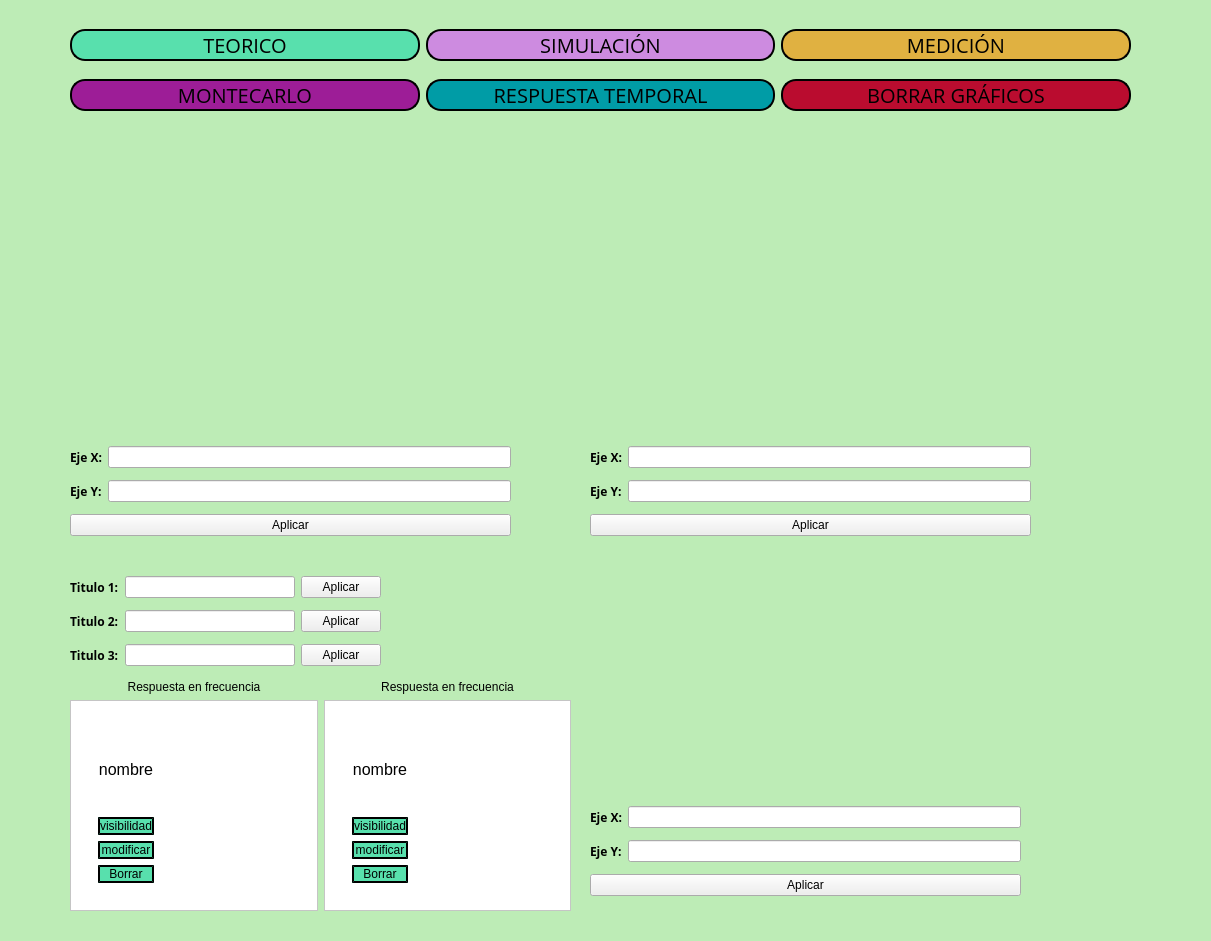
Above: frontend/menu.ui from odevincenti/TC-TP1 before the change. Below: the same form after it.
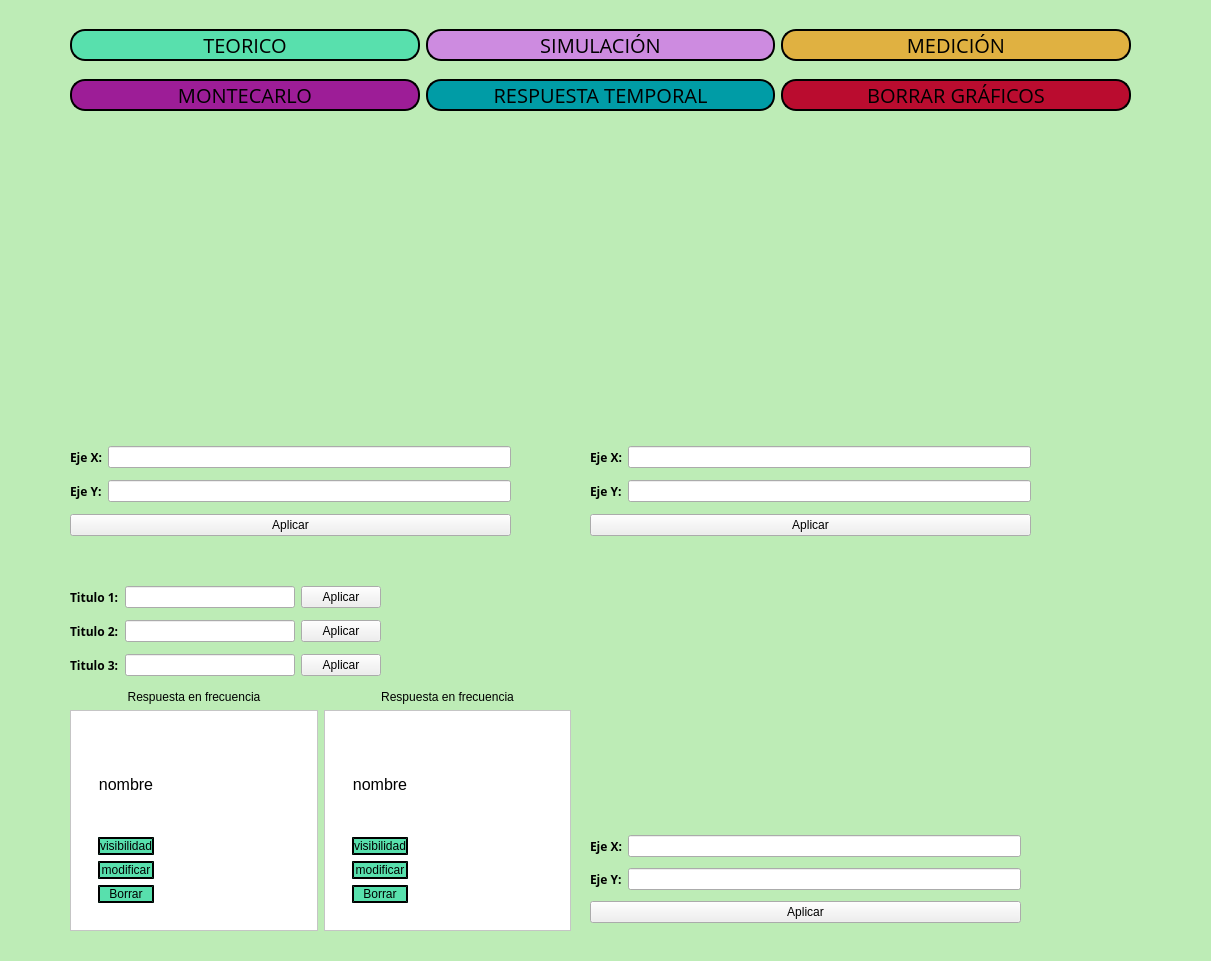
That is the form after the change. Custom widgets are drawn as their Qt base class.

```diff
--- a/frontend/menu.ui
+++ b/frontend/menu.ui
@@ -7,7 +7,7 @@
     <x>0</x>
     <y>0</y>
     <width>1211</width>
-    <height>941</height>
+    <height>961</height>
    </rect>
   </property>
   <property name="windowTitle">
@@ -20,7 +20,7 @@
       <x>0</x>
       <y>0</y>
       <width>1211</width>
-      <height>941</height>
+      <height>961</height>
      </rect>
     </property>
     <property name="styleSheet">
@@ -293,7 +293,7 @@
        <x>590</x>
        <y>550</y>
        <width>541</width>
-       <height>251</height>
+       <height>281</height>
       </rect>
      </property>
     </widget>
@@ -365,9 +365,9 @@
      <property name="geometry">
       <rect>
        <x>590</x>
-       <y>800</y>
+       <y>830</y>
        <width>431</width>
-       <height>105</height>
+       <height>101</height>
       </rect>
      </property>
      <layout class="QVBoxLayout" name="verticalLayout_8">
@@ -429,7 +429,7 @@
      <property name="geometry">
       <rect>
        <x>70</x>
-       <y>570</y>
+       <y>580</y>
        <width>311</width>
        <height>104</height>
       </rect>
@@ -525,9 +525,9 @@
      <property name="geometry">
       <rect>
        <x>70</x>
-       <y>680</y>
+       <y>690</y>
        <width>501</width>
-       <height>231</height>
+       <height>241</height>
       </rect>
      </property>
      <layout class="QGridLayout" name="gridLayout_3">
@@ -575,7 +575,7 @@
            <x>0</x>
            <y>0</y>
            <width>245</width>
-           <height>203</height>
+           <height>213</height>
           </rect>
          </property>
          <layout class="QVBoxLayout" name="verticalLayout_2">
@@ -685,7 +685,7 @@
            <x>0</x>
            <y>0</y>
            <width>244</width>
-           <height>203</height>
+           <height>213</height>
           </rect>
          </property>
          <layout class="QVBoxLayout" name="verticalLayout_4">
```
